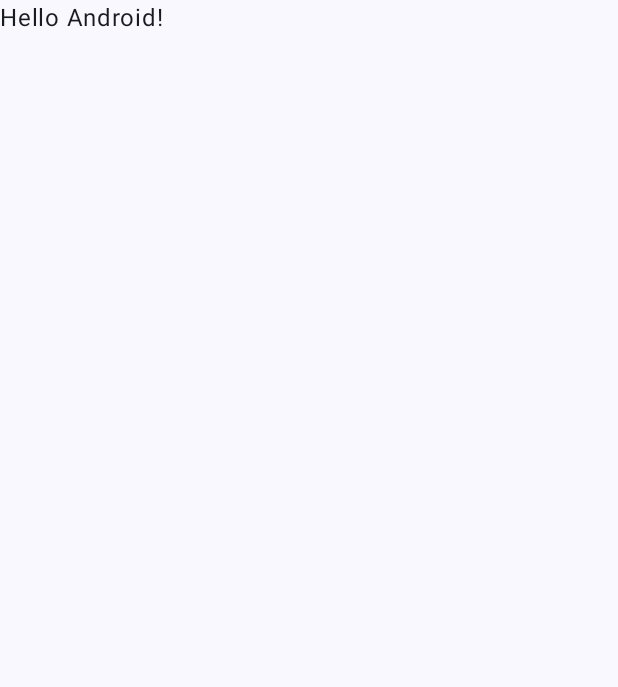
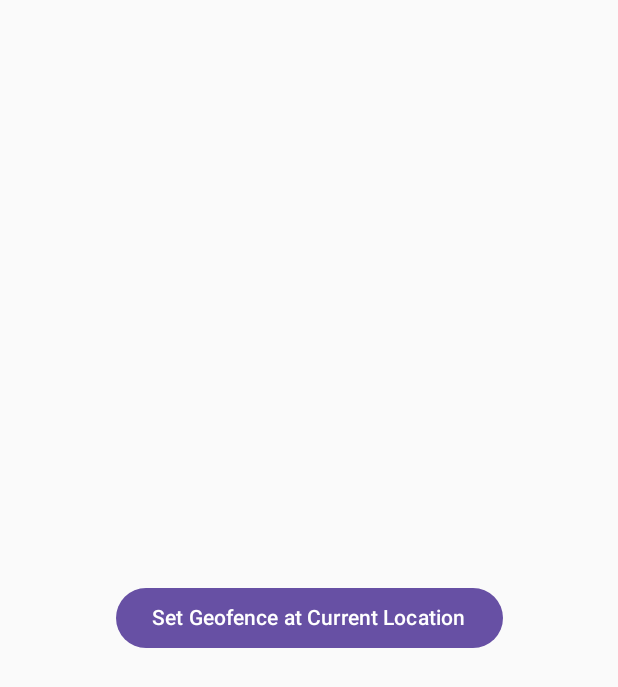
Before and after one commit to pourush5/saarathi, an Android app built with Jetpack Compose: the screen it shows after launch (MainActivity), on a phone screen of 412 x 824 dp. Before the commit the part shown is almost empty. Shown: the top 687 px of the screen. Run offline under Robolectric (Android 15) with nearby library versions, the phone set to English and light mode, and no system bars.

Commit message:
Project Structure created -> Geofencing : Model,viewModel,Service,Screen and BroadcastService

```diff
--- a/app/build.gradle.kts
+++ b/app/build.gradle.kts
@@ -5,12 +5,12 @@ plugins {
 
 android {
     namespace = "com.pourush.saarathi"
-    compileSdk = 34
+    compileSdk = 35
 
     defaultConfig {
         applicationId = "com.pourush.saarathi"
         minSdk = 24
-        targetSdk = 34
+        targetSdk = 35
         versionCode = 1
         versionName = "1.0"
 
@@ -59,6 +59,7 @@ dependencies {
     implementation(libs.androidx.ui.graphics)
     implementation(libs.androidx.ui.tooling.preview)
     implementation(libs.androidx.material3)
+    implementation(libs.play.services.location)
     testImplementation(libs.junit)
     androidTestImplementation(libs.androidx.junit)
     androidTestImplementation(libs.androidx.espresso.core)
--- a/app/src/main/java/com/pourush/saarathi/MainActivity.kt
+++ b/app/src/main/java/com/pourush/saarathi/MainActivity.kt
@@ -1,46 +1,35 @@
 package com.pourush.saarathi
 
+import android.Manifest
+import android.content.Intent
+import android.content.pm.PackageManager
 import android.os.Bundle
 import androidx.activity.ComponentActivity
 import androidx.activity.compose.setContent
-import androidx.compose.foundation.layout.fillMaxSize
-import androidx.compose.material3.MaterialTheme
-import androidx.compose.material3.Surface
-import androidx.compose.material3.Text
-import androidx.compose.runtime.Composable
-import androidx.compose.ui.Modifier
-import androidx.compose.ui.tooling.preview.Preview
-import com.pourush.saarathi.ui.theme.SaarathiTheme
+import androidx.core.app.ActivityCompat
+import com.pourush.saarathi.geofencing.service.GeofenceService
+import com.pourush.saarathi.geofencing.view.GeofencingScreen
+import com.pourush.saarathi.geofencing.viewModel.GeofenceViewModel
 
 class MainActivity : ComponentActivity() {
+
+    private lateinit var geofenceViewModel: GeofenceViewModel
+
     override fun onCreate(savedInstanceState: Bundle?) {
         super.onCreate(savedInstanceState)
+
+        if (ActivityCompat.checkSelfPermission(this, Manifest.permission.ACCESS_FINE_LOCATION) != PackageManager.PERMISSION_GRANTED) {
+            ActivityCompat.requestPermissions(this, arrayOf(Manifest.permission.ACCESS_FINE_LOCATION), 1)
+        }
+
+        // Start the GeofenceService
+        startService(Intent(this, GeofenceService::class.java))
+
+        // Initialize ViewModel with the service
+        geofenceViewModel = GeofenceViewModel(GeofenceService(), this)
+
         setContent {
-            SaarathiTheme {
-                // A surface container using the 'background' color from the theme
-                Surface(
-                    modifier = Modifier.fillMaxSize(),
-                    color = MaterialTheme.colorScheme.background
-                ) {
-                    Greeting("Android")
-                }
-            }
+            GeofencingScreen(geofenceViewModel)
         }
     }
 }
-
-@Composable
-fun Greeting(name: String, modifier: Modifier = Modifier) {
-    Text(
-        text = "Hello $name!",
-        modifier = modifier
-    )
-}
-
-@Preview(showBackground = true)
-@Composable
-fun GreetingPreview() {
-    SaarathiTheme {
-        Greeting("Android")
-    }
-}
--- /dev/null
+++ b/app/src/main/java/com/pourush/saarathi/geofencing/view/GeofencingScreen.kt
@@ -0,0 +1,23 @@
+package com.pourush.saarathi.geofencing.view
+
+import androidx.compose.foundation.layout.*
+import androidx.compose.material3.Button
+import androidx.compose.material3.Text
+import androidx.compose.runtime.Composable
+import androidx.compose.ui.Alignment
+import androidx.compose.ui.Modifier
+import androidx.compose.ui.unit.dp
+import com.pourush.saarathi.geofencing.viewModel.GeofenceViewModel
+
+@Composable
+fun GeofencingScreen(geofenceViewModel: GeofenceViewModel) {
+    Column(
+        modifier = Modifier.fillMaxSize(),
+        verticalArrangement = Arrangement.Center,
+        horizontalAlignment = Alignment.CenterHorizontally
+    ) {
+        Button(onClick = { geofenceViewModel.addGeofence("geo_id", 100f) }) {
+            Text(text = "Set Geofence at Current Location")
+        }
+    }
+}
--- /dev/null
+++ b/app/src/main/java/com/pourush/saarathi/geofencing/viewModel/GeofenceViewModel.kt
@@ -0,0 +1,24 @@
+package com.pourush.saarathi.geofencing.viewModel
+
+import android.annotation.SuppressLint
+import android.content.Context
+import androidx.lifecycle.ViewModel
+import com.google.android.gms.location.FusedLocationProviderClient
+import com.google.android.gms.location.LocationServices
+import com.pourush.saarathi.geofencing.model.GeofenceModel
+import com.pourush.saarathi.geofencing.service.GeofenceService
+
+class GeofenceViewModel(private val geofenceService: GeofenceService, context: Context) : ViewModel() {
+
+    private val fusedLocationClient: FusedLocationProviderClient = LocationServices.getFusedLocationProviderClient(context)
+
+    @SuppressLint("MissingPermission")
+    fun addGeofence(id: String, radius: Float) {
+        fusedLocationClient.lastLocation.addOnSuccessListener { location ->
+            if (location != null) {
+                val geofenceModel = GeofenceModel(id, location.latitude, location.longitude, radius)
+                geofenceService.addGeofence(geofenceModel)
+            }
+        }
+    }
+}
--- a/app/src/main/java/com/pourush/saarathi/ui/theme/Theme.kt
+++ b/app/src/main/java/com/pourush/saarathi/ui/theme/Theme.kt
@@ -57,7 +57,6 @@ fun SaarathiTheme(
     if (!view.isInEditMode) {
         SideEffect {
             val window = (view.context as Activity).window
-            window.statusBarColor = colorScheme.primary.toArgb()
             WindowCompat.getInsetsController(window, view).isAppearanceLightStatusBars = darkTheme
         }
     }
--- a/gradle/libs.versions.toml
+++ b/gradle/libs.versions.toml
@@ -1,5 +1,5 @@
 [versions]
-agp = "8.3.1"
+agp = "8.8.1"
 kotlin = "1.9.0"
 coreKtx = "1.15.0"
 junit = "4.13.2"
@@ -8,6 +8,7 @@ espressoCore = "3.6.1"
 lifecycleRuntimeKtx = "2.8.7"
 activityCompose = "1.9.3"
 composeBom = "2023.08.00"
+playServicesLocation = "21.3.0"
 
 [libraries]
 androidx-core-ktx = { group = "androidx.core", name = "core-ktx", version.ref = "coreKtx" }
@@ -24,6 +25,7 @@ androidx-ui-tooling-preview = { group = "androidx.compose.ui", name = "ui-toolin
 androidx-ui-test-manifest = { group = "androidx.compose.ui", name = "ui-test-manifest" }
 androidx-ui-test-junit4 = { group = "androidx.compose.ui", name = "ui-test-junit4" }
 androidx-material3 = { group = "androidx.compose.material3", name = "material3" }
+play-services-location = { group = "com.google.android.gms", name = "play-services-location", version.ref = "playServicesLocation" }
 
 [plugins]
 androidApplication = { id = "com.android.application", version.ref = "agp" }
```
Also changed, not shown: app/src/main/AndroidManifest.xml (+22 -2 lines), app/src/main/java/com/pourush/saarathi/geofencing/model/GeofenceModel.kt (added, +7 -0 lines), app/src/main/java/com/pourush/saarathi/geofencing/service/GeofenceBroadcastReceiver.kt (added, +35 -0 lines), app/src/main/java/com/pourush/saarathi/geofencing/service/GeofenceService.kt (added, +71 -0 lines), app/src/main/java/com/pourush/saarathi/helperScreens/HomeScreen.kt (added, +63 -0 lines), gradle/wrapper/gradle-wrapper.properties.
